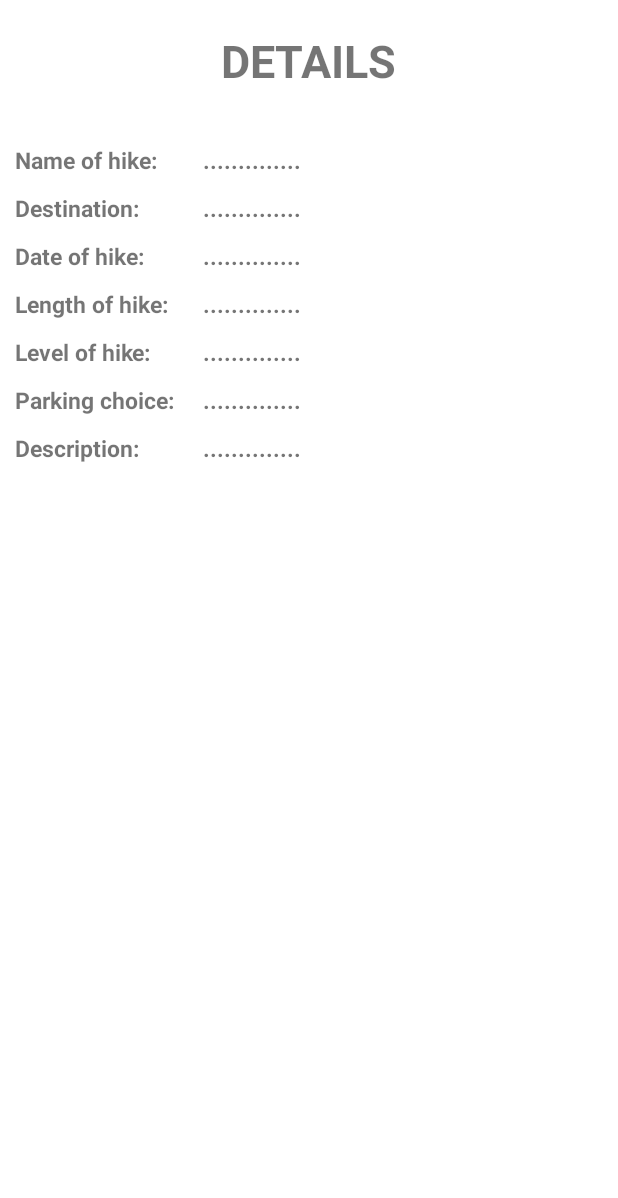
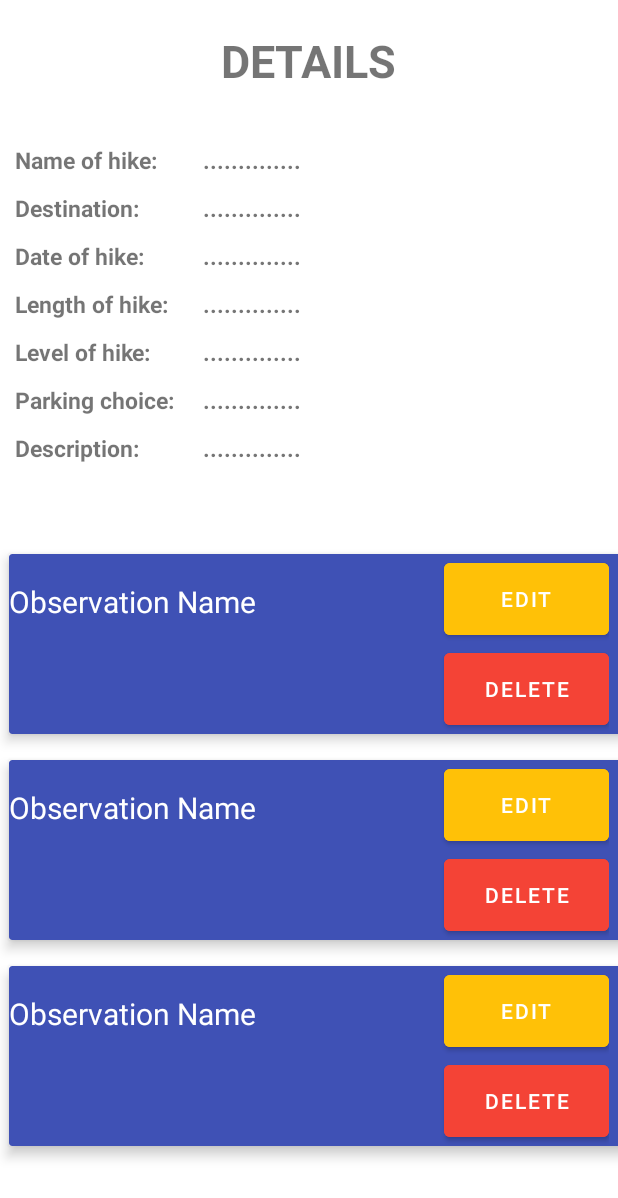
Before and after one commit to taittgcs200379/Android-Project, an Android app: the layout activity_details_of_hike.xml on its own in the app's theme, with its tools: preview values and no code run, on a phone screen of 412 x 824 dp. Shown: the top 1198 px of the screen. Run offline under Robolectric (Android 15) with nearby library versions, the phone set to English and light mode, and no system bars.

Commit message:
add observation

```diff
--- a/app/src/main/java/com/example/m_expense/AdapterHiking.java
+++ b/app/src/main/java/com/example/m_expense/AdapterHiking.java
@@ -18,6 +18,7 @@ public class AdapterHiking extends RecyclerView.Adapter<AdapterHiking.HikingView
     private Context context;
     private ArrayList<HikingModel> hikingList;
     private DatabaseHelper databaseHelper;
+
     public AdapterHiking(Context context, ArrayList<HikingModel> hikingList){
         this.context=context;
         this.hikingList=hikingList;
--- a/app/src/main/res/layout/activity_details_of_hike.xml
+++ b/app/src/main/res/layout/activity_details_of_hike.xml
@@ -5,10 +5,17 @@
     android:layout_width="match_parent"
     android:layout_height="match_parent"
     tools:context=".DetailsOfHike">
+
     <LinearLayout
-        android:layout_width="match_parent"
+        android:id="@+id/linearLayout"
+        android:layout_width="0dp"
         android:layout_height="wrap_content"
-        android:orientation="vertical">
+        android:layout_marginBottom="36dp"
+        android:orientation="vertical"
+        app:layout_constraintBottom_toTopOf="@+id/linearLayout2"
+        app:layout_constraintEnd_toEndOf="parent"
+        app:layout_constraintStart_toStartOf="parent"
+        app:layout_constraintTop_toTopOf="parent">
 
         <TextView
             android:id="@+id/title"
@@ -20,16 +27,18 @@
             android:textSize="30sp"
             android:textStyle="bold"
             tools:text="DETAILS" />
+
         <TableLayout
             android:layout_width="match_parent"
             android:layout_height="wrap_content"
             android:padding="10dp">
+
             <TableRow>
+
                 <TextView
                     android:text="Name of hike:"
                     android:textSize="15dp"
-                    android:textStyle="bold"
-                    />
+                    android:textStyle="bold" />
 
                 <TextView
                     android:id="@+id/detailName"
@@ -39,6 +48,7 @@
                     android:textSize="15dp"
                     android:textStyle="bold" />
             </TableRow>
+
             <TableRow>
 
                 <TextView
@@ -54,12 +64,13 @@
                     android:textSize="15dp"
                     android:textStyle="bold" />
             </TableRow>
+
             <TableRow>
+
                 <TextView
                     android:text="Date of hike:"
                     android:textSize="15dp"
-                    android:textStyle="bold"
-                    />
+                    android:textStyle="bold" />
 
                 <TextView
                     android:id="@+id/detailDate"
@@ -69,12 +80,13 @@
                     android:textSize="15dp"
                     android:textStyle="bold" />
             </TableRow>
+
             <TableRow>
+
                 <TextView
                     android:text="Length of hike:"
                     android:textSize="15dp"
-                    android:textStyle="bold"
-                    />
+                    android:textStyle="bold" />
 
                 <TextView
                     android:id="@+id/detailLength"
@@ -84,12 +96,13 @@
                     android:textSize="15dp"
                     android:textStyle="bold" />
             </TableRow>
+
             <TableRow>
+
                 <TextView
                     android:text="Level of hike:"
                     android:textSize="15dp"
-                    android:textStyle="bold"
-                    />
+                    android:textStyle="bold" />
 
                 <TextView
                     android:id="@+id/detailLevel"
@@ -99,12 +112,13 @@
                     android:textSize="15dp"
                     android:textStyle="bold" />
             </TableRow>
+
             <TableRow>
+
                 <TextView
                     android:text="Parking choice:"
                     android:textSize="15dp"
-                    android:textStyle="bold"
-                    />
+                    android:textStyle="bold" />
 
                 <TextView
                     android:id="@+id/detailChoice"
@@ -114,12 +128,13 @@
                     android:textSize="15dp"
                     android:textStyle="bold" />
             </TableRow>
+
             <TableRow>
+
                 <TextView
                     android:text="Description:"
                     android:textSize="15dp"
-                    android:textStyle="bold"
-                    />
+                    android:textStyle="bold" />
 
                 <TextView
                     android:id="@+id/detailDescription"
@@ -133,11 +148,25 @@
     </LinearLayout>
 
     <LinearLayout
-        android:layout_width="411dp"
-        android:layout_height="535dp"
+        android:id="@+id/linearLayout2"
+        android:layout_width="0dp"
+        android:layout_height="0dp"
+        android:layout_marginBottom="1dp"
         android:orientation="vertical"
-        tools:layout_editor_absoluteX="0dp"
-        tools:layout_editor_absoluteY="311dp">
+        app:layout_constraintBottom_toBottomOf="parent"
+        app:layout_constraintEnd_toEndOf="parent"
+        app:layout_constraintStart_toStartOf="parent"
+        app:layout_constraintTop_toBottomOf="@+id/linearLayout"
+        tools:ignore="MissingConstraints">
+
+        <androidx.recyclerview.widget.RecyclerView
+            android:id="@+id/observationRV"
+            android:layout_width="424dp"
+            android:layout_height="match_parent"
+            app:layoutManager="androidx.recyclerview.widget.LinearLayoutManager"
+            tools:layout_editor_absoluteX="1dp"
+            tools:layout_editor_absoluteY="1dp"
+            tools:listitem="@layout/observation_item" />
 
     </LinearLayout>
 
```
Also changed, not shown: app/src/main/java/com/example/m_expense/AdapterObservation.java (added, +61 -0 lines), app/src/main/java/com/example/m_expense/DatabaseHelper.java (+23 -4 lines), app/src/main/java/com/example/m_expense/DetailsOfHike.java (+16 -1 lines), app/src/main/java/com/example/m_expense/ObservationModel.java (added, +59 -0 lines).
